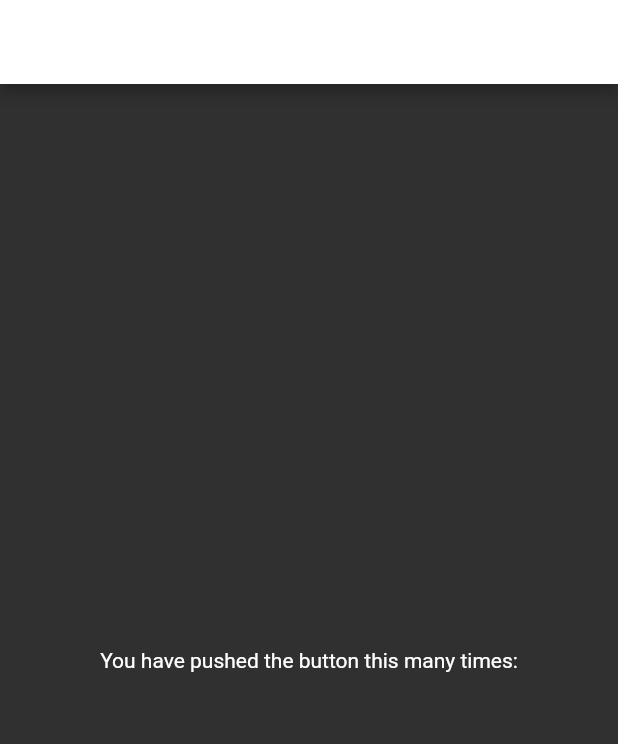
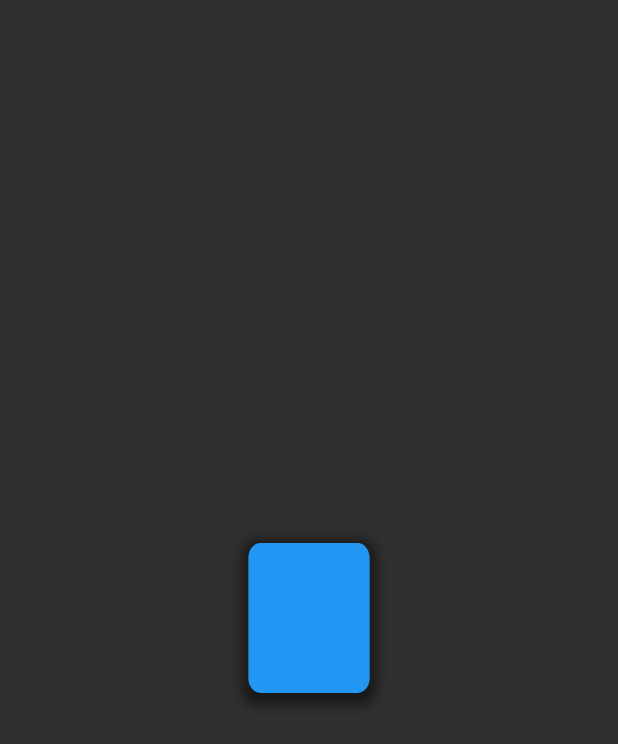
Before and after one commit to gusanumatthew/learn-animation, a Flutter app: the screen it shows after launch, on a phone screen of 412 x 824 dp. Shown: the top 744 px of the screen. Run offline on Flutter 3.47's test engine with Material 2 defaults, Android fonts, the phone set to English and light mode, and no system bars.

Commit message:
example 1

```diff
--- /dev/null
+++ b/lib/examples/example_1.dart
@@ -0,0 +1,64 @@
+import 'dart:math' show pi;
+
+import 'package:flutter/material.dart';
+
+class Example1 extends StatefulWidget {
+  const Example1({super.key});
+
+  @override
+  State<Example1> createState() => _Example1State();
+}
+
+class _Example1State extends State<Example1>
+    with SingleTickerProviderStateMixin {
+  late AnimationController _controller;
+  late Animation<double> _animation;
+
+  @override
+  void initState() {
+    super.initState();
+    _controller = AnimationController(
+      vsync: this,
+      duration: const Duration(seconds: 2),
+    );
+
+    _animation = Tween<double>(begin: 0.0, end: 2 * pi).animate(_controller);
+    _controller.repeat();
+  }
+
+  @override
+  void dispose() {
+    _controller.dispose();
+
+    super.dispose();
+  }
+
+  @override
+  Widget build(BuildContext context) {
+    return Scaffold(
+      body: Center(
+          child: AnimatedBuilder(
+              animation: _controller,
+              builder: (context, child) {
+                return Transform(
+                  alignment: Alignment.center,
+                  transform: Matrix4.identity()..rotateY(_animation.value),
+                  child: Container(
+                    height: 100,
+                    width: 100,
+                    decoration: BoxDecoration(
+                        color: Colors.blue,
+                        borderRadius: BorderRadius.circular(10),
+                        boxShadow: [
+                          BoxShadow(
+                              color: Colors.black.withOpacity(0.5),
+                              spreadRadius: 5,
+                              blurRadius: 7,
+                              offset: const Offset(0, 3))
+                        ]),
+                  ),
+                );
+              })),
+    );
+  }
+}
--- a/lib/main.dart
+++ b/lib/main.dart
@@ -1,4 +1,5 @@
 import 'package:flutter/material.dart';
+import 'package:learn_animation/examples/example_1.dart';
 
 void main() {
   runApp(const MyApp());
@@ -19,40 +20,7 @@ class MyApp extends StatelessWidget {
       themeMode: ThemeMode.dark,
       debugShowCheckedModeBanner: false,
       debugShowMaterialGrid: false,
-      home: const MyHomePage(),
+      home: const Example1(),
     );
   }
 }
-
-class MyHomePage extends StatefulWidget {
-  const MyHomePage({super.key});
-
-  @override
-  State<MyHomePage> createState() => _MyHomePageState();
-}
-
-class _MyHomePageState extends State<MyHomePage> {
-  @override
-  Widget build(BuildContext context) {
-    return Scaffold(
-      appBar: AppBar(
-        backgroundColor: Theme.of(context).colorScheme.inversePrimary,
-        // Here we take the value from the MyHomePage object that was created by
-        // the App.build method, and use it to set our appbar title.
-        title: const Text('ddff'),
-      ),
-      body: const Center(
-        // Center is a layout widget. It takes a single child and positions it
-        // in the middle of the parent.
-        child: Column(
-          mainAxisAlignment: MainAxisAlignment.center,
-          children: <Widget>[
-            Text(
-              'You have pushed the button this many times:',
-            ),
-          ],
-        ),
-      ),
-    );
-  }
-}
```
Also changed, not shown: lib/examples/example_2.dart (added).
